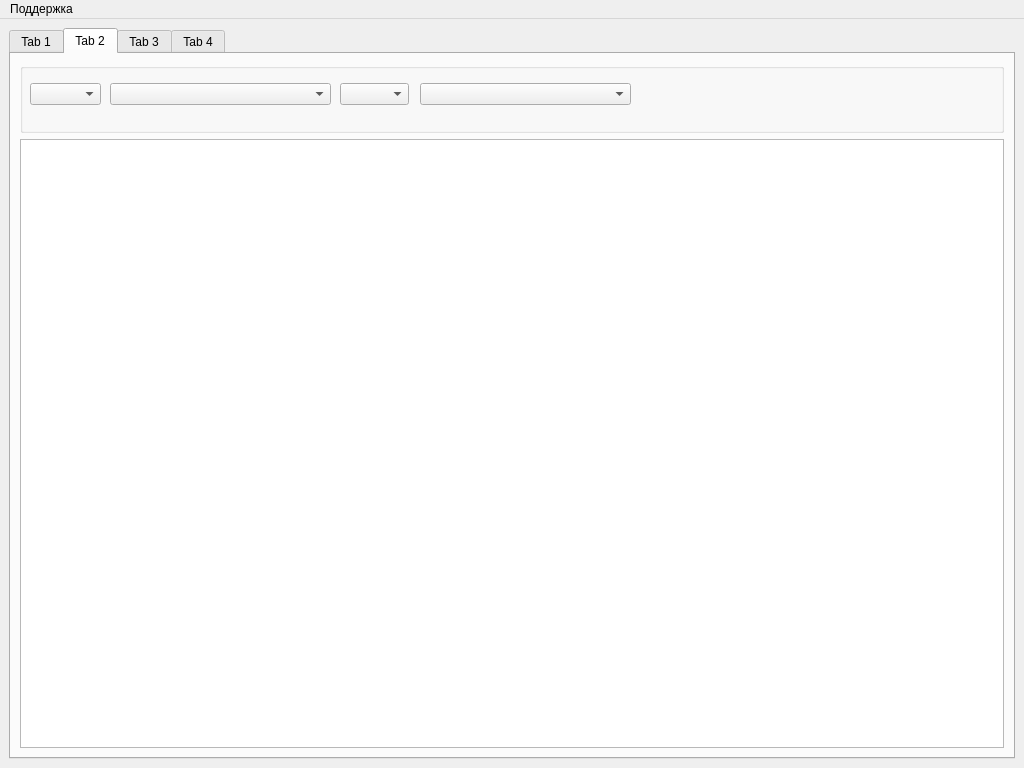
This is QtTry4/mainwindow.ui in Vampire016/FQW_programm as Qt 5 draws it before an edit. The edited form follows.
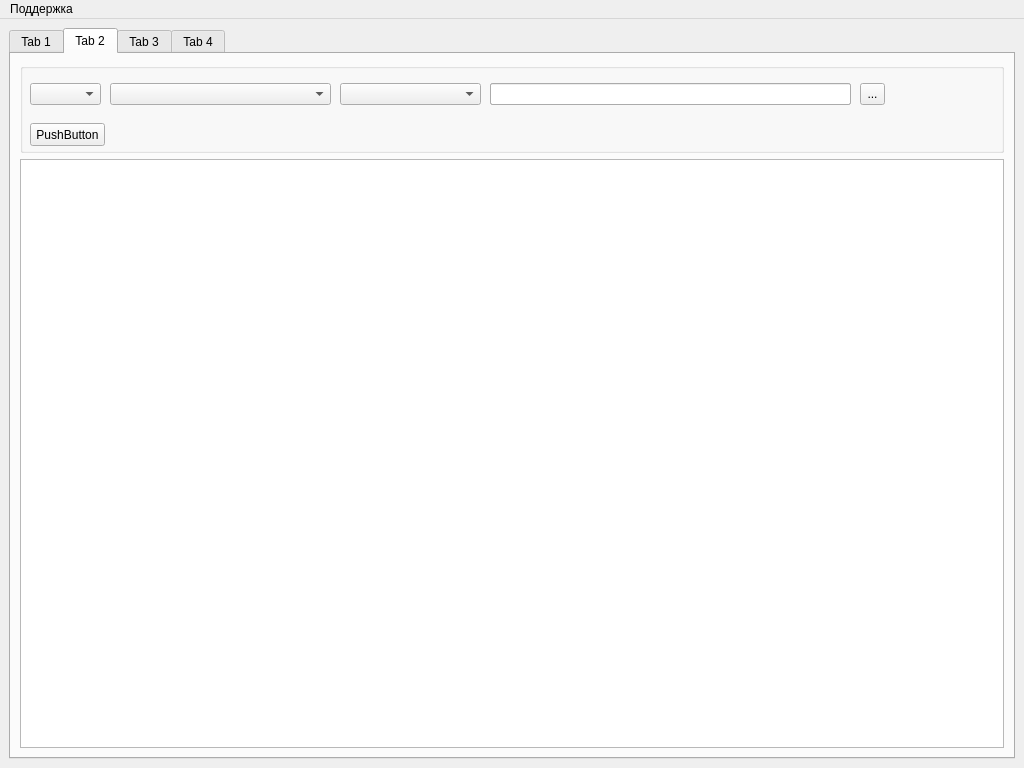
This is the edited form. The open tabs and pages were chosen to show the change. Custom widgets are drawn as their Qt base class.

Commit message: Create, Edit, Delete - finished

Patch:
```diff
--- a/QtTry4/mainwindow.ui
+++ b/QtTry4/mainwindow.ui
@@ -996,7 +996,7 @@
             <property name="minimumSize">
              <size>
               <width>0</width>
-              <height>70</height>
+              <height>90</height>
              </size>
             </property>
             <property name="title">
@@ -1027,7 +1027,7 @@
               <rect>
                <x>320</x>
                <y>20</y>
-               <width>69</width>
+               <width>141</width>
                <height>22</height>
               </rect>
              </property>
@@ -1035,13 +1035,49 @@
             <widget class="QComboBox" name="comboBox_4">
              <property name="geometry">
               <rect>
-               <x>400</x>
+               <x>470</x>
                <y>20</y>
-               <width>211</width>
+               <width>361</width>
                <height>22</height>
               </rect>
              </property>
             </widget>
+            <widget class="QLineEdit" name="lineEdit_find">
+             <property name="geometry">
+              <rect>
+               <x>470</x>
+               <y>20</y>
+               <width>361</width>
+               <height>22</height>
+              </rect>
+             </property>
+            </widget>
+            <widget class="QToolCalendar" name="toolButton_Filter">
+             <property name="geometry">
+              <rect>
+               <x>840</x>
+               <y>20</y>
+               <width>25</width>
+               <height>22</height>
+              </rect>
+             </property>
+             <property name="text">
+              <string>...</string>
+             </property>
+            </widget>
+            <widget class="QPushButton" name="pushButton_search">
+             <property name="geometry">
+              <rect>
+               <x>10</x>
+               <y>60</y>
+               <width>75</width>
+               <height>23</height>
+              </rect>
+             </property>
+             <property name="text">
+              <string>PushButton</string>
+             </property>
+            </widget>
            </widget>
           </item>
           <item>
```
Left out of the diff: 18 changed lines with no effect on the pictures. The commit also changes 53 other files.
